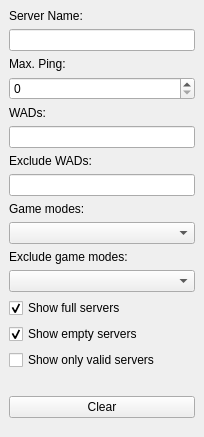
Destroyerrrocket/doomseeker-unofficial, file src/core/gui/serverfilterdock.ui: the form before one commit.
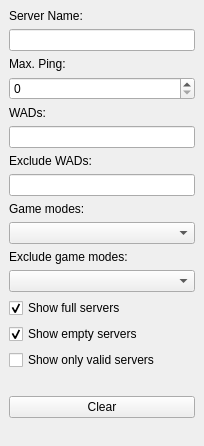
The form after the commit. Custom widgets are drawn as their Qt base class.

Commit message: - Put server filter dock contents into scrollable area.

```diff
--- a/src/core/gui/serverfilterdock.ui
+++ b/src/core/gui/serverfilterdock.ui
@@ -7,7 +7,7 @@
     <x>0</x>
     <y>0</y>
     <width>204</width>
-    <height>437</height>
+    <height>446</height>
    </rect>
   </property>
   <property name="sizePolicy">
```
Left out of the diff: 28 changed lines with no effect on the pictures. Lines whose indentation alone changed are shown as unchanged.
